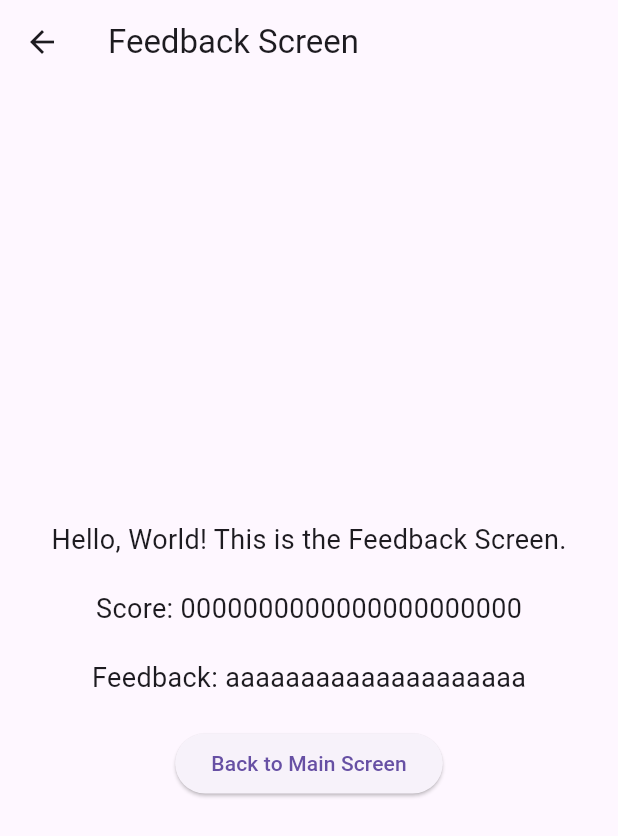
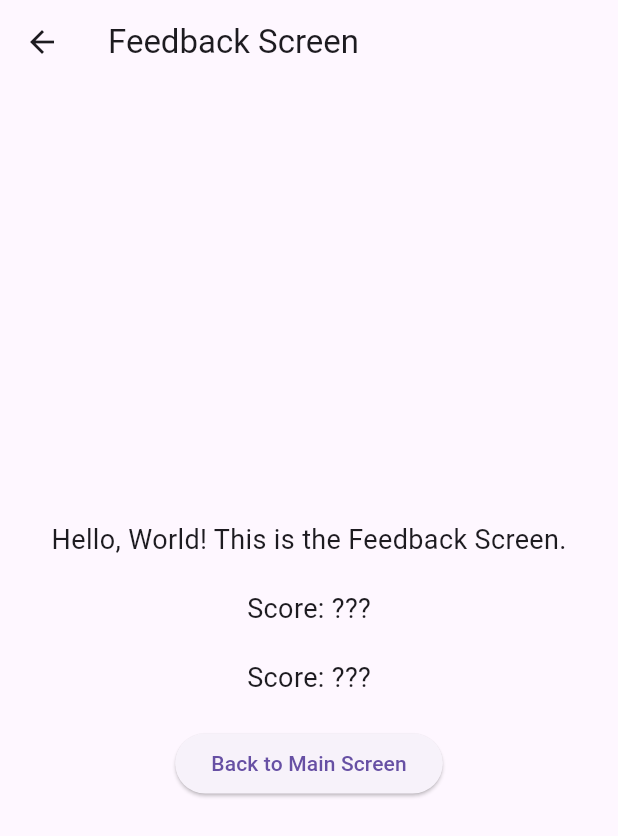
Before and after one commit to ZhongTheKong/read_right_project, a Flutter app: the FeedbackScreen screen opened directly, on a phone screen of 412 x 824 dp. Shown: the top 836 px of the screen. Run offline on Flutter 3.47's test engine with Material 3 defaults, Android fonts, the phone set to English and light mode, and no system bars; our stand-ins replace just_audio, shared_preferences, speech_to_text; missing offline and left inert: audio_session, record; accounts and stored records are empty.

Commit message:
Removed old code on practice screen. Added some recording provider reading to feedback screen

```diff
--- a/lib/screens/feedback_screen.dart
+++ b/lib/screens/feedback_screen.dart
@@ -1,10 +1,15 @@
 import 'package:flutter/material.dart';
+import 'package:provider/provider.dart';
+import 'package:read_right_project/providers/recording_provider.dart';
 
 class FeedbackScreen extends StatelessWidget {
   const FeedbackScreen({super.key});
 
   @override
   Widget build(BuildContext context) {
+
+    RecordingProvider recordingProvider = context.watch<RecordingProvider>();
+
     return Scaffold(
       appBar: AppBar(title: const Text('Feedback Screen')),
       body: Center(
@@ -18,16 +23,16 @@ class FeedbackScreen extends StatelessWidget {
             const SizedBox(height: 20),
 
 
-            const Text(
-              'Score: 0000000000000000000000',
+            Text(
+              recordingProvider.attempts.isNotEmpty ? 'Score: ${recordingProvider.attempts[recordingProvider.index].score}' : 'Score: ???',
               style: TextStyle(fontSize: 18),
             ),
             const SizedBox(height: 20),
 
 
 
-            const Text(
-              'Feedback: aaaaaaaaaaaaaaaaaaaa',
+            Text(
+              recordingProvider.attempts.isNotEmpty ? 'Feedback: ${recordingProvider.attempts[recordingProvider.index].score}' : 'Score: ???',
               style: TextStyle(fontSize: 18),
             ),
             const SizedBox(height: 20),
--- a/lib/screens/practice_screen.dart
+++ b/lib/screens/practice_screen.dart
@@ -14,23 +14,18 @@ class PracticeScreen extends StatefulWidget {
 
 class _PracticeScreenState extends State<PracticeScreen> {
 
-  // late final RecordingProvider recordingProvider;
-
   @override
   void initState() {
     super.initState();
     RecordingProvider recordingProvider = context.read<RecordingProvider>();
-    // recordingProvider = RecordingProvider();
     recordingProvider.initAudio(mounted);
   }
 
   @override
   Widget build(BuildContext context) {
+
     RecordingProvider recordingProvider = context.watch<RecordingProvider>();
 
-    // return ChangeNotifierProvider.value(
-      // value: recordingProvider,
-      // child: Scaffold(
     return Scaffold(
       backgroundColor: Colors.blue[800],
       appBar: AppBar(
@@ -46,8 +41,7 @@ class _PracticeScreenState extends State<PracticeScreen> {
 
             // WORD DISPLAY
             SizedBox(
-                // color: Colors.red,
-                width: 500,
+              width: 800,
               child: Container(
                 padding: EdgeInsets.all(10),
                 decoration: BoxDecoration(
@@ -55,8 +49,6 @@ class _PracticeScreenState extends State<PracticeScreen> {
                   border: Border.all(color: Colors.blue, width: 2), // outline color & width
                   borderRadius: BorderRadius.circular(8),
                 ),
-                  // child: Consumer<RecordingProvider>(
-                    // builder: (context, RecordingProvider recordingProvider, child) => Row(
                 child: Row(
                   mainAxisAlignment: MainAxisAlignment.spaceBetween,
                   children: [
@@ -116,7 +108,6 @@ class _PracticeScreenState extends State<PracticeScreen> {
                     )
                   ],
                 ),
-                  // ),
               ),
             ),
 
@@ -132,8 +123,6 @@ class _PracticeScreenState extends State<PracticeScreen> {
               ),
               child: ClipRRect(
                 borderRadius: BorderRadius.circular(10),
-                  // child: Consumer<RecordingProvider>(
-                    // builder: (BuildContext context, RecordingProvider recordingProvider, Widget? child) => LinearProgressIndicator(
                   child: LinearProgressIndicator(
                     value: recordingProvider.elapsedMs / RecordingProvider.kMaxRecordMs >= 0.99
                           ? 1.0
@@ -142,7 +131,6 @@ class _PracticeScreenState extends State<PracticeScreen> {
                     backgroundColor: Colors.grey[300],
                     valueColor: AlwaysStoppedAnimation<Color>(Colors.redAccent),
                   ),
-                  // ),
               ),
             ),
 
@@ -156,9 +144,6 @@ class _PracticeScreenState extends State<PracticeScreen> {
                 border: Border.all(color: Colors.blue, width: 2), // outline color & width
                 borderRadius: BorderRadius.circular(8),
               ),
-                // color: Colors.blue,
-                // child: Consumer<RecordingProvider>(
-                  // builder: (BuildContext context, RecordingProvider recordingProvider, Widget? child) => Row(
               child: Row(
                 mainAxisAlignment: MainAxisAlignment.center,
                 children: [
@@ -190,7 +175,6 @@ class _PracticeScreenState extends State<PracticeScreen> {
                   ),
                 ],
               ),
-                // ),
             ),
 
             // FEEDBACK CONTROLS
@@ -226,6 +210,5 @@ class _PracticeScreenState extends State<PracticeScreen> {
         ),
       ),
     );
-    // );
   }
 }
```
Lines whose indentation alone changed are shown as unchanged.
